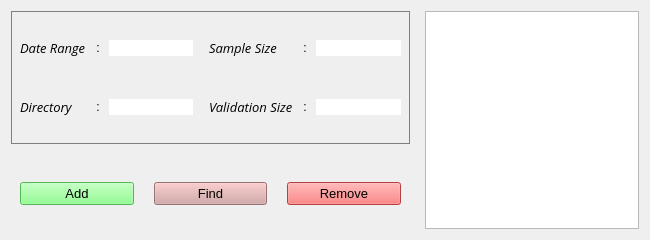
Before: the Qt Designer form ui/xml/options/first.ui in janoschortmann/abstract-screening, drawn with Qt 5.
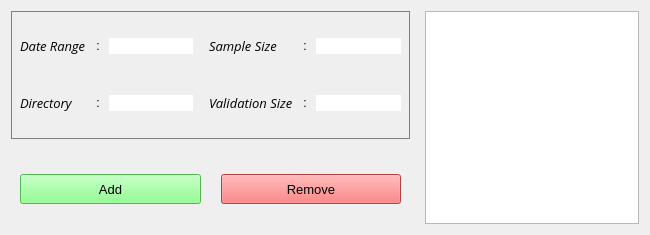
After: the same form once the commit is applied.

Patch:
```diff
--- a/ui/xml/options/first.ui
+++ b/ui/xml/options/first.ui
@@ -7,7 +7,7 @@
     <x>0</x>
     <y>0</y>
     <width>650</width>
-    <height>240</height>
+    <height>235</height>
    </rect>
   </property>
   <property name="windowTitle">
@@ -217,6 +217,12 @@
         </property>
         <item>
          <widget class="QPushButton" name="add">
+          <property name="minimumSize">
+           <size>
+            <width>0</width>
+            <height>30</height>
+           </size>
+          </property>
           <property name="maximumSize">
            <size>
             <width>16777215</width>
@@ -236,29 +242,14 @@
           </property>
          </widget>
         </item>
-        <item>
-         <widget class="QPushButton" name="find_but">
-          <property name="maximumSize">
-           <size>
-            <width>16777215</width>
-            <height>16777215</height>
-           </size>
-          </property>
-          <property name="font">
-           <font>
-            <pointsize>10</pointsize>
-           </font>
-          </property>
-          <property name="styleSheet">
-           <string notr="true">background-color: rgb(210, 160, 160);</string>
-          </property>
-          <property name="text">
-           <string>Find</string>
-          </property>
-         </widget>
-        </item>
         <item>
          <widget class="QPushButton" name="remove">
+          <property name="minimumSize">
+           <size>
+            <width>0</width>
+            <height>30</height>
+           </size>
+          </property>
           <property name="maximumSize">
            <size>
             <width>16777215</width>
```
